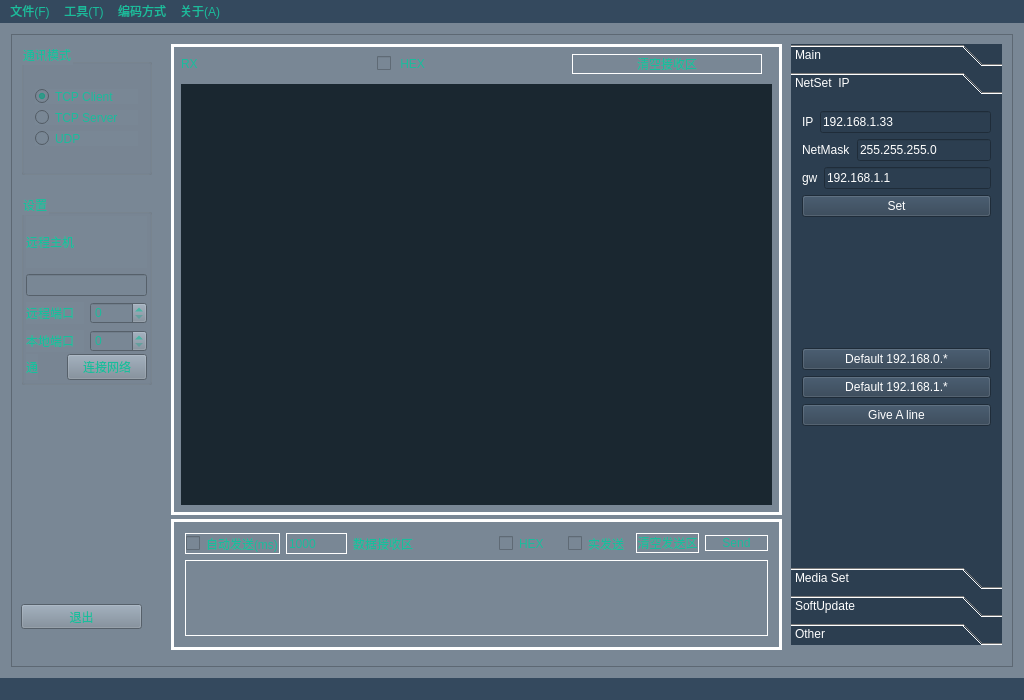
Above: mainwindow.ui from 89093522/LSC_Debug before the change. Below: the same form after it.
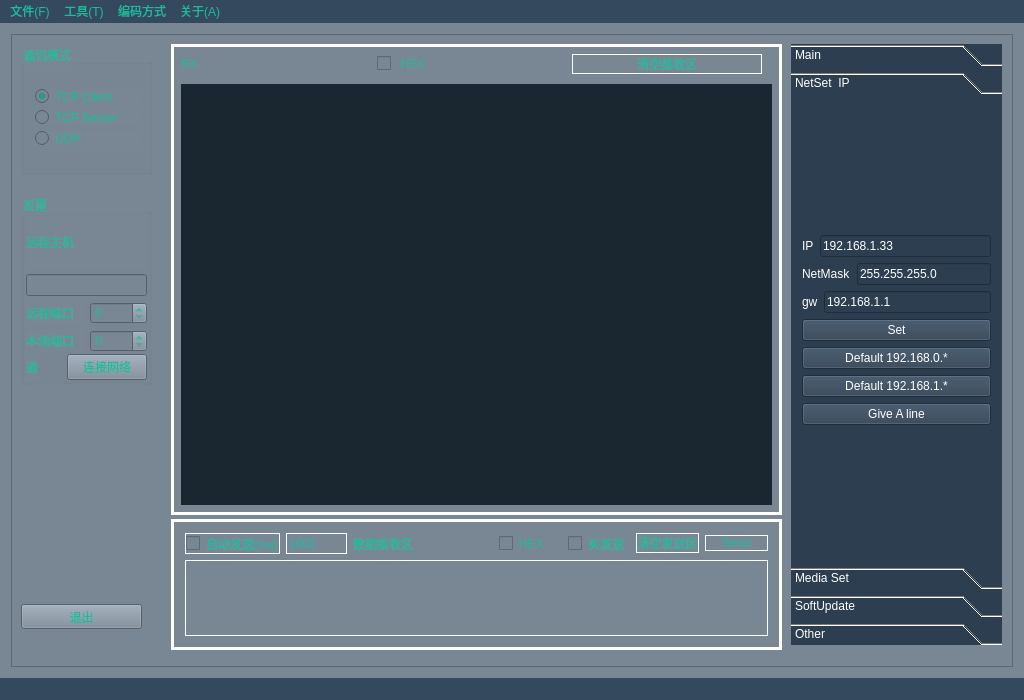
That is the form after the change. The open tabs and pages were chosen to show the change.

```diff
--- a/mainwindow.ui
+++ b/mainwindow.ui
@@ -966,19 +966,6 @@
              </property>
             </widget>
            </item>
-           <item>
-            <spacer name="verticalSpacer_3">
-             <property name="orientation">
-              <enum>Qt::Vertical</enum>
-             </property>
-             <property name="sizeHint" stdset="0">
-              <size>
-               <width>20</width>
-               <height>40</height>
-              </size>
-             </property>
-            </spacer>
-           </item>
            <item>
             <layout class="QHBoxLayout" name="horizontalLayout_12">
              <item>
@@ -1004,19 +991,6 @@
              </property>
             </widget>
            </item>
-           <item>
-            <spacer name="verticalSpacer_2">
-             <property name="orientation">
-              <enum>Qt::Vertical</enum>
-             </property>
-             <property name="sizeHint" stdset="0">
-              <size>
-               <width>20</width>
-               <height>40</height>
-              </size>
-             </property>
-            </spacer>
-           </item>
           </layout>
          </item>
         </layout>
```
Left out of the diff: 52 changed lines with no effect on the pictures.
